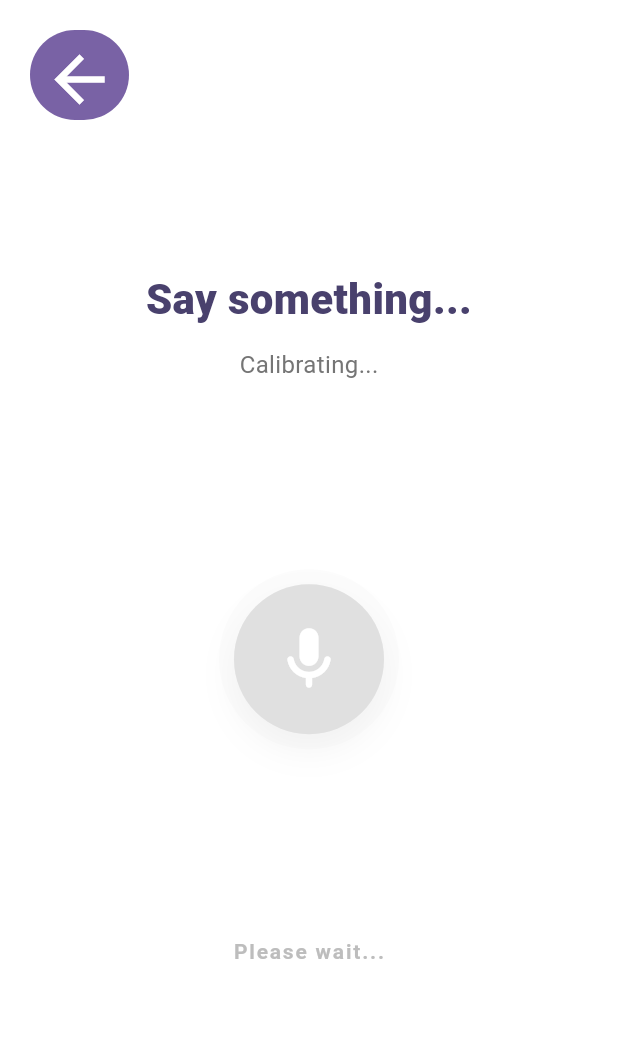
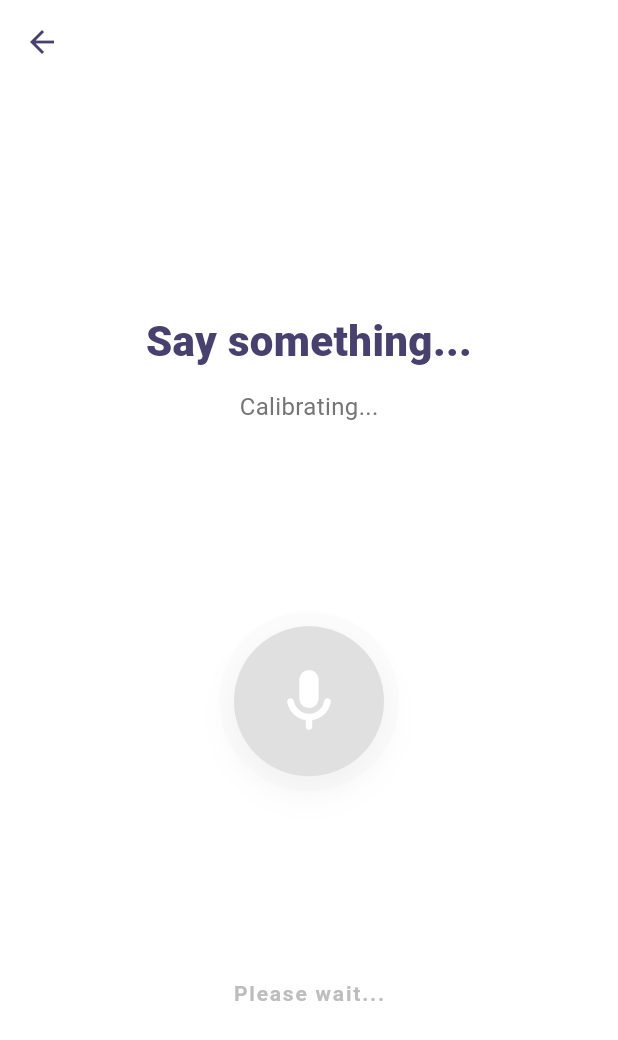
Before and after one commit to kemdav/voquadro, a Flutter app: the MicTestOnlyPage screen opened directly, on a phone screen of 412 x 824 dp. Shown: the top 1040 px of the screen. Run offline on Flutter 3.47's test engine with Material 3 defaults, Android fonts, the phone set to English and light mode, and no system bars; our stand-ins replace email_validator, flutter_dotenv, flutter_svg, image_picker, just_audio, logger and 3 more; missing offline and left inert: flutter_pdfview, record; accounts and stored records are empty.

Commit message:
Revert "update: redid some stuff"
This reverts commit 39d51a1eb62b94b67b758b7fc570193e459a80ff.

```diff
--- a/lib/hubs/managers/public_speaking_hub.dart
+++ b/lib/hubs/managers/public_speaking_hub.dart
@@ -118,7 +118,7 @@ class PublicSpeakingHub extends StatelessWidget {
       case PublicSpeakingState.profile:
       case PublicSpeakingState.journey:
       case PublicSpeakingState.underConstruction:
-        return [90, 160];
+        return [60, 160];
 
       case PublicSpeakingState.micTest:
       case PublicSpeakingState.micTestOnly: // [ADDED]
@@ -308,8 +308,7 @@ class PublicSpeakingHub extends StatelessWidget {
           ),
 
           // Arrow pointing to Start button (Last step)
-          if (controller.tutorialIndex ==
-              controller.tutorialMessages.length - 1)
+          if (controller.tutorialIndex == controller.tutorialMessages.length - 1)
             Positioned(
               bottom: 180,
               left: 0,
--- a/lib/screens/gameplay/publicSpeaking/pages/mic_test_only.dart
+++ b/lib/screens/gameplay/publicSpeaking/pages/mic_test_only.dart
@@ -1,8 +1,10 @@
+// [FILE: kemdav/voquadro/voquadro-feature-animation-dolph-and-other-stuff/lib/screens/gameplay/publicSpeaking/pages/mic_test_only.dart]
+
 import 'dart:async';
 import 'package:flutter/material.dart';
 import 'package:provider/provider.dart';
 import 'package:voquadro/hubs/controllers/audio_controller.dart';
-import 'package:voquadro/hubs/controllers/public-speaking-controller/public_speaking_controller.dart';
+import 'package:voquadro/hubs/controllers/public-speaking-controller/public_speaking_controller.dart'; // [FIX] Added import
 import 'package:voquadro/src/hex_color.dart';
 
 class MicTestOnlyPage extends StatefulWidget {
@@ -14,13 +16,13 @@ class MicTestOnlyPage extends StatefulWidget {
 
 class _MicTestOnlyPageState extends State<MicTestOnlyPage> {
   // Flags
-  bool _isActive = false;
+  bool _isActive = false; // [FIX] Track visibility
   bool _successDetected = false;
   bool _isReadyToListen = false;
 
   Timer? _visualTimer;
   late AudioController _audioController;
-  late PublicSpeakingController _psController;
+  late PublicSpeakingController _psController; // [FIX] Controller reference
 
   @override
   void initState() {
@@ -28,17 +30,19 @@ class _MicTestOnlyPageState extends State<MicTestOnlyPage> {
     _audioController = context.read<AudioController>();
     _psController = context.read<PublicSpeakingController>();
 
+    // [FIX] Listen to state changes instead of running immediately
     _psController.addListener(_onStateChanged);
     _onStateChanged(); // Initial check
   }
 
   @override
   void dispose() {
-    _psController.removeListener(_onStateChanged);
+    _psController.removeListener(_onStateChanged); // [FIX] Clean up listener
     _stopEverything(fromDispose: true);
     super.dispose();
   }
 
+  // [FIX] Handle visibility logic
   void _onStateChanged() {
     if (!mounted) return;
 
@@ -46,14 +50,17 @@ class _MicTestOnlyPageState extends State<MicTestOnlyPage> {
         _psController.currentState == PublicSpeakingState.micTestOnly;
 
     if (shouldBeActive && !_isActive) {
+      // We just became visible
       _isActive = true;
       _startWarmupSequence();
     } else if (!shouldBeActive && _isActive) {
+      // We just became hidden
       _isActive = false;
       _stopEverything();
     }
   }
 
+  /// Kills mic streams and timers.
   void _stopEverything({bool fromDispose = false}) {
     _visualTimer?.cancel();
     _audioController.stopAmplitudeStream();
@@ -69,19 +76,24 @@ class _MicTestOnlyPageState extends State<MicTestOnlyPage> {
   Future<void> _startWarmupSequence() async {
     if (!mounted) return;
 
+    // Reset UI
     setState(() {
       _successDetected = false;
       _isReadyToListen = false;
     });
 
     try {
+      // Clean Hardware Restart
       await _audioController.stopAmplitudeStream();
+      // Tiny delay to let hardware release
       await Future.delayed(const Duration(milliseconds: 200));
 
+      // [FIX] Only start if active and mounted
       if (_isActive && mounted) {
         await _audioController.startAmplitudeStream();
       }
 
+      // Visual Timer for "Calibrating..."
       _visualTimer?.cancel();
       _visualTimer = Timer(const Duration(milliseconds: 1500), () {
         if (mounted && _isActive) {
@@ -92,12 +104,14 @@ class _MicTestOnlyPageState extends State<MicTestOnlyPage> {
       });
     } catch (e) {
       debugPrint("Error starting mic test: $e");
+      // Optionally show a snackbar here if permission is denied
     }
   }
 
   Future<void> _handleSuccess(AudioController audioController) async {
     if (_successDetected) return;
 
+    // Stop mic stream immediately upon success to "lock" the visual state
     await audioController.stopAmplitudeStream();
 
     if (mounted) {
@@ -107,8 +121,11 @@ class _MicTestOnlyPageState extends State<MicTestOnlyPage> {
     }
   }
 
+  // [FIX] Navigation helper
   void _goBack() {
+    // Stop the stream before leaving
     _stopEverything();
+    // Use controller to navigate back to Home state
     context.read<PublicSpeakingController>().showHome();
   }
 
@@ -117,6 +134,7 @@ class _MicTestOnlyPageState extends State<MicTestOnlyPage> {
     final audioController = context.watch<AudioController>();
     final double amplitude = audioController.currentAmplitude;
 
+    // Logic: Only process "Good" signal if we are ready, loud enough, AND active
     final bool isGood = amplitude >= 0.2 && _isReadyToListen && _isActive;
 
     final Color primaryPurple = "49416D".toColor();
@@ -142,20 +160,21 @@ class _MicTestOnlyPageState extends State<MicTestOnlyPage> {
           : "We need to check your microphone.";
     }
 
-    // Constants matching OnlyBackActions
-    const double buttonSize = 60.0;
-    const double visibleBarHeight = 80.0;
-
     return Scaffold(
       backgroundColor: Colors.white,
-      body: Stack(
-        children: [
-          // 1. MAIN CONTENT
-          SafeArea(
-            child: Center(
+      appBar: AppBar(
+        backgroundColor: Colors.transparent,
+        elevation: 0,
+        leading: IconButton(
+          icon: Icon(Icons.arrow_back, color: primaryPurple),
+          onPressed: _goBack, // [FIX] Use correct navigation method
+        ),
+      ),
+      body: Center(
         child: Column(
           mainAxisAlignment: MainAxisAlignment.center,
           children: [
+            // 1. STATUS HEADER
             Text(
               statusText,
               style: TextStyle(
@@ -166,25 +185,27 @@ class _MicTestOnlyPageState extends State<MicTestOnlyPage> {
               textAlign: TextAlign.center,
             ),
             const SizedBox(height: 12),
+
+            // 2. SUBTITLE
             Text(
               subText,
               style: TextStyle(fontSize: 16, color: Colors.grey.shade600),
             ),
+
             const SizedBox(height: 60),
+
+            // 3. VISUALIZER
             SizedBox(
               height: 250,
               width: 250,
               child: Stack(
                 alignment: Alignment.center,
                 children: [
+                  // Outer Ring
                   AnimatedContainer(
                     duration: const Duration(milliseconds: 100),
-                          width: _successDetected
-                              ? 220
-                              : 120 + (amplitude * 200),
-                          height: _successDetected
-                              ? 220
-                              : 120 + (amplitude * 200),
+                    width: _successDetected ? 220 : 120 + (amplitude * 200),
+                    height: _successDetected ? 220 : 120 + (amplitude * 200),
                     decoration: BoxDecoration(
                       shape: BoxShape.circle,
                       color: activeColor.withValues(
@@ -192,14 +213,11 @@ class _MicTestOnlyPageState extends State<MicTestOnlyPage> {
                       ),
                     ),
                   ),
+                  // Middle Ring
                   AnimatedContainer(
                     duration: const Duration(milliseconds: 100),
-                          width: _successDetected
-                              ? 180
-                              : 100 + (amplitude * 100),
-                          height: _successDetected
-                              ? 180
-                              : 100 + (amplitude * 100),
+                    width: _successDetected ? 180 : 100 + (amplitude * 100),
+                    height: _successDetected ? 180 : 100 + (amplitude * 100),
                     decoration: BoxDecoration(
                       shape: BoxShape.circle,
                       color: activeColor.withValues(
@@ -207,6 +225,7 @@ class _MicTestOnlyPageState extends State<MicTestOnlyPage> {
                       ),
                     ),
                   ),
+                  // Icon Circle
                   Container(
                     width: 100,
                     height: 100,
@@ -232,10 +251,13 @@ class _MicTestOnlyPageState extends State<MicTestOnlyPage> {
                 ],
               ),
             ),
+
             const SizedBox(height: 60),
+
+            // 4. BOTTOM ACTION BUTTON
             if (_successDetected)
               ElevatedButton(
-                      onPressed: _goBack,
+                onPressed: _goBack, // [FIX] Use correct navigation method
                 style: ElevatedButton.styleFrom(
                   backgroundColor: primaryPurple,
                   padding: const EdgeInsets.symmetric(
@@ -270,31 +292,6 @@ class _MicTestOnlyPageState extends State<MicTestOnlyPage> {
           ],
         ),
       ),
-          ),
-
-          // 2. BACK BUTTON
-          Positioned(
-            top: visibleBarHeight - (buttonSize / 2) - 30,
-            left: 20,
-            right: 20,
-            height: buttonSize,
-            child: Row(
-              mainAxisAlignment: MainAxisAlignment.start,
-              children: [
-                IconButton.filled(
-                  onPressed: _goBack,
-                  icon: const Icon(Icons.arrow_back),
-                  iconSize: 50,
-                  style: IconButton.styleFrom(
-                    backgroundColor: "7962A5".toColor(),
-                    foregroundColor: Colors.white,
-                  ),
-                ),
-              ],
-            ),
-          ),
-        ],
-      ),
     );
   }
 }
--- a/lib/widgets/BottomBar/general_navigation_bar.dart
+++ b/lib/widgets/BottomBar/general_navigation_bar.dart
@@ -33,6 +33,9 @@ class GeneralNavigationBar extends StatelessWidget {
                 height: navBarVisualHeight,
                 decoration: BoxDecoration(
                   color: "49416D".toColor(),
+                  borderRadius: const BorderRadius.vertical(
+                    top: Radius.circular(24),
+                  ),
                   boxShadow: [
                     BoxShadow(
                       color: Colors.black.withValues(alpha: 0.25),
--- a/lib/widgets/BottomBar/navigation_icons.dart
+++ b/lib/widgets/BottomBar/navigation_icons.dart
@@ -300,9 +300,7 @@ class _OptionsTrayOverlayState extends State<_OptionsTrayOverlay>
                   margin: const EdgeInsets.symmetric(horizontal: 0),
                   decoration: BoxDecoration(
                     color: _optionTrayMenuBackgroundColor,
-                    borderRadius: BorderRadius.vertical(
-                      top: Radius.circular(24),
-                    ),
+                    borderRadius: BorderRadius.circular(24),
                     border: Border.all(
                       color: Colors.white.withValues(alpha: 0.1),
                     ),
```
Lines whose indentation alone changed are shown as unchanged.
